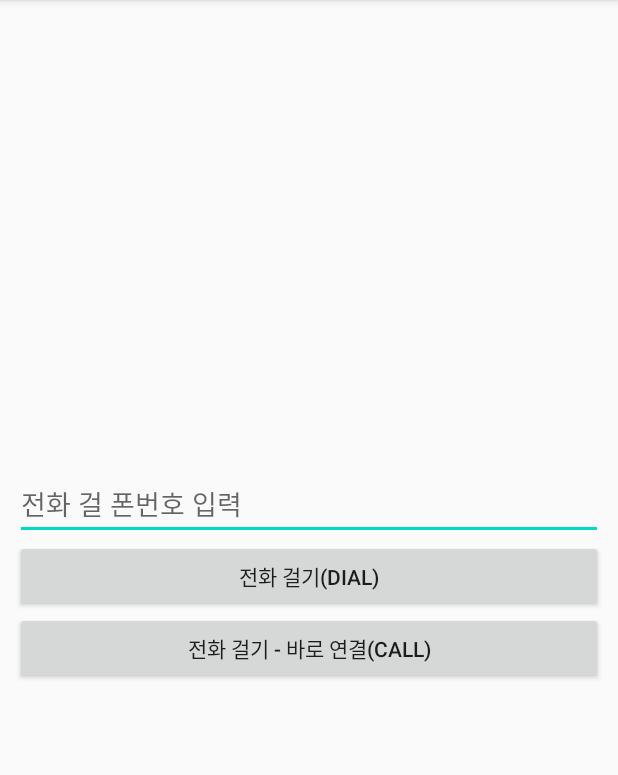
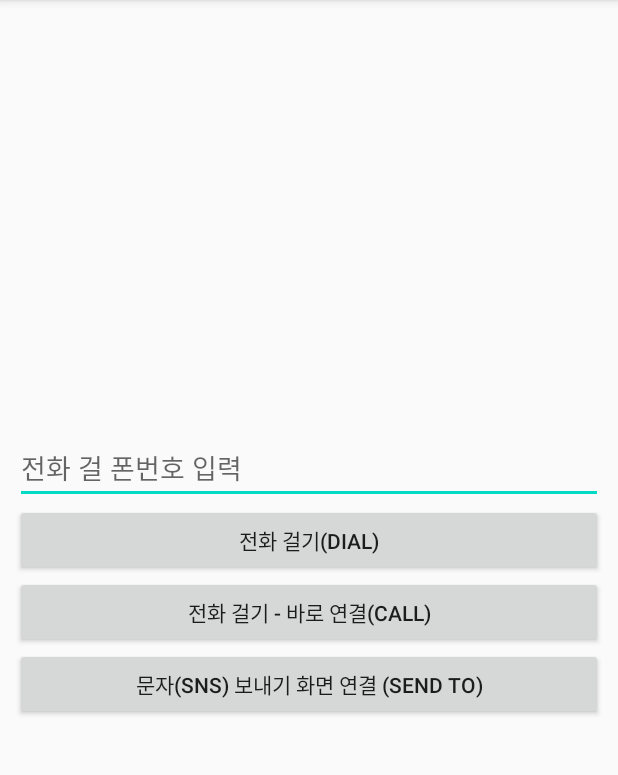
Before and after one commit to kswiiz0/AndroidIntent_20200528, an Android app: the screen it shows after launch (MainActivity), on a phone screen of 412 x 824 dp, the part 84-859 px from its top. Run offline under Robolectric (Android 15) with nearby library versions, the phone set to English and light mode, and no system bars.

Commit message:
문자 전송 기능(보내기 버튼 누르기 직전)

```diff
--- a/app/src/main/res/layout/activity_main.xml
+++ b/app/src/main/res/layout/activity_main.xml
@@ -31,6 +31,13 @@
         android:text="전화 걸기 - 바로 연결(CALL)"
         />
 
+    <Button
+        android:id="@+id/smsBtn"
+        android:layout_width="match_parent"
+        android:layout_height="wrap_content"
+        android:text="문자(SNS) 보내기 화면 연결 (SEND TO)"
+        />
+
 
 
 
```
Also changed, not shown: app/src/main/java/com/phis/androidintent_20200528/MainActivity.kt (+14 -0 lines).
